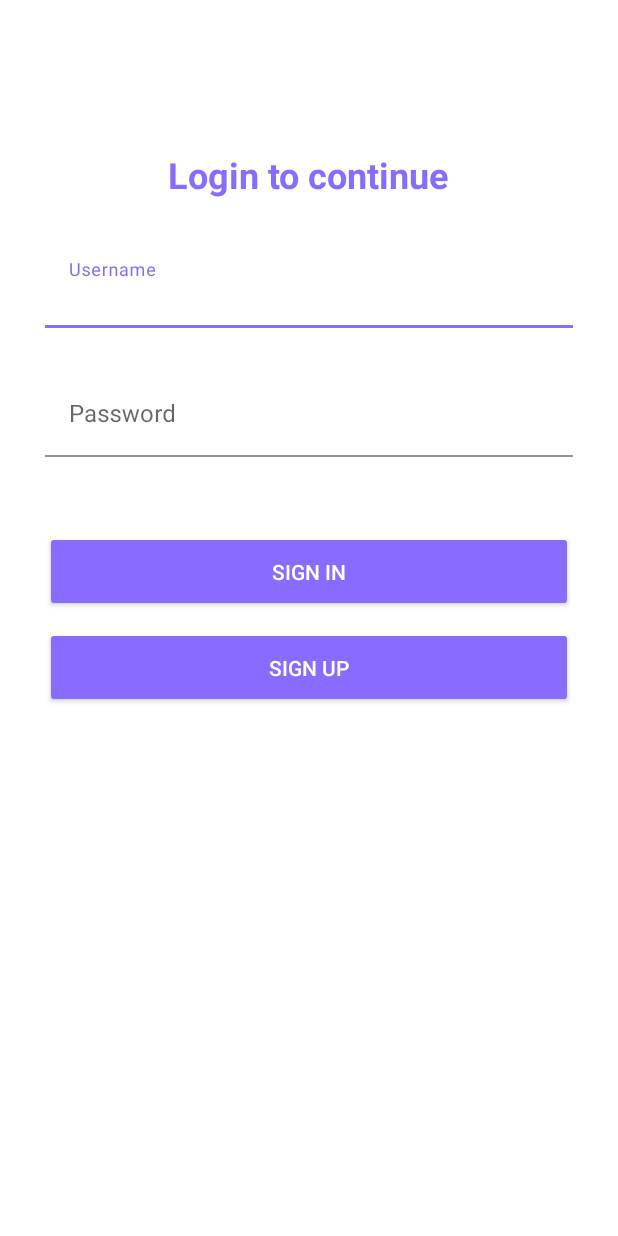
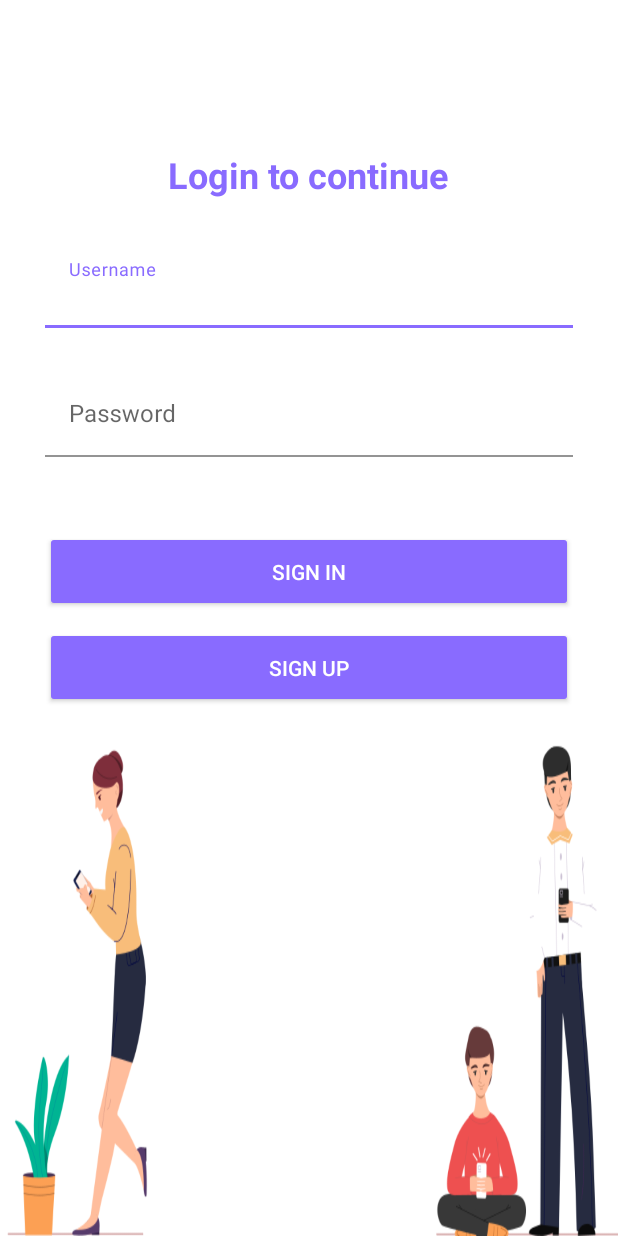
Before and after one commit to reverg/MadCamp2, an Android app: the SignInActivity screen opened directly, with no data from a screen before it, on a phone screen of 412 x 824 dp. Run offline under Robolectric (Android 15) with nearby library versions, the phone set to English and light mode, and no system bars.

Commit message:
update login ui

```diff
--- a/app/src/main/res/layout/activity_sign_in.xml
+++ b/app/src/main/res/layout/activity_sign_in.xml
@@ -69,4 +69,10 @@
         android:backgroundTint="@color/light_purple"
         android:layout_height="wrap_content"
         android:text="Sign Up" />
+
+    <ImageView
+        android:layout_marginLeft="-25dp"
+        android:layout_width="wrap_content"
+        android:layout_height="wrap_content"
+        android:background="@drawable/signin" />
 </LinearLayout>
```
Also changed, not shown: app/src/main/res/drawable/signin.png (added).
